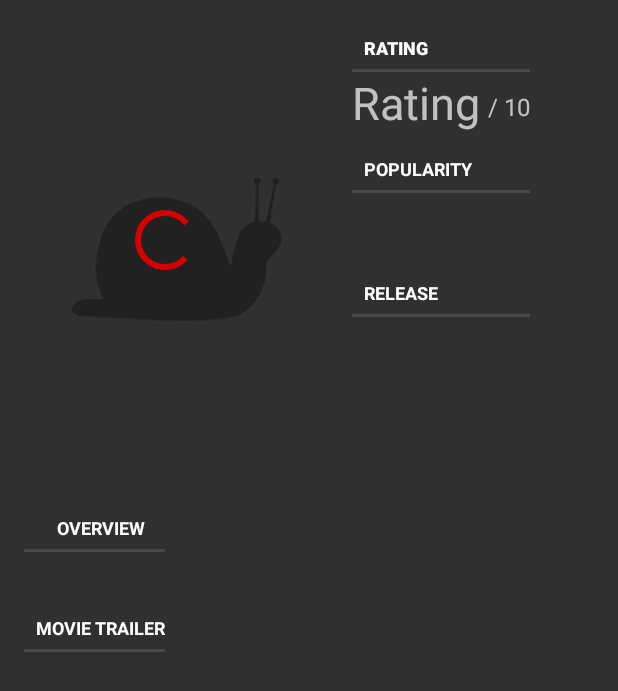
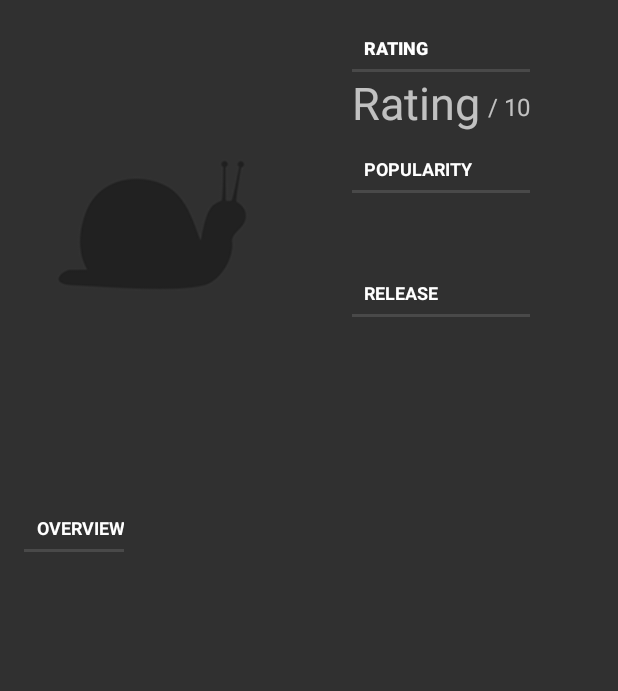
Before and after one commit to swapnilborkar/PopularMoviesApp, an Android app: the layout fragment_movie.xml on its own in the app's theme, with its tools: preview values and no code run, on a phone screen of 412 x 824 dp. Shown: the top 691 px of the screen. Run offline under Robolectric (Android 15) with nearby library versions, the phone set to English and light mode, and no system bars.

Commit message:
feat - Phone UI Customizations

```diff
--- a/app/src/main/res/layout/fragment_main.xml
+++ b/app/src/main/res/layout/fragment_main.xml
@@ -26,9 +26,8 @@
         android:layout_height="match_parent"
         android:columnWidth="@dimen/grid_column_width"
         android:gravity="center"
-        android:horizontalSpacing="@dimen/grid_spacing"
+
         android:numColumns="2"
-        android:stretchMode="columnWidth"
-        android:verticalSpacing="@dimen/grid_spacing" />
+        android:stretchMode="columnWidth" />
 
 </LinearLayout>
--- a/app/src/main/res/layout/fragment_movie.xml
+++ b/app/src/main/res/layout/fragment_movie.xml
@@ -5,84 +5,73 @@
     android:layout_width="match_parent"
     android:layout_height="match_parent">
 
+
     <RelativeLayout xmlns:android="http://schemas.android.com/apk/res/android"
         xmlns:app="http://schemas.android.com/apk/res-auto"
         xmlns:tools="http://schemas.android.com/tools"
         android:id="@+id/relativeLayout"
         android:layout_width="match_parent"
         android:layout_height="wrap_content"
-        android:paddingBottom="@dimen/activity_vertical_margin"
-        android:paddingLeft="@dimen/activity_horizontal_margin"
-        android:paddingRight="@dimen/activity_horizontal_margin"
-        android:paddingTop="@dimen/activity_vertical_margin"
         app:layout_behavior="@string/appbar_scrolling_view_behavior"
-        tools:context="com.swapnilborkar.popularmovies.MovieActivity"
-        tools:showIn="@layout/activity_movie_details">
+        tools:context="com.swapnilborkar.popularmovies.MovieActivity">
+
 
         <LinearLayout
-            android:layout_width="wrap_content"
-            android:layout_height="wrap_content">
+            android:id="@+id/linHeader"
+            android:layout_width="match_parent"
+            android:layout_height="match_parent"
+            android:orientation="vertical">
 
-            <android.support.v7.widget.Toolbar
-                android:id="@+id/toolbar1"
+            <ImageView
+                android:id="@+id/img_backdrop"
                 android:layout_width="match_parent"
-                android:layout_height="?attr/actionBarSize"
-                android:layout_margin="0dp"
-                android:background="?attr/colorPrimary"
-                android:padding="0dp"
-                app:popupTheme="@style/AppTheme.PopupOverlay">
+                android:layout_height="match_parent"
+                android:contentDescription="@string/placeholder_poster"
+                android:scaleType="centerCrop" />
 
-                <Spinner
-                    android:id="@+id/spinner"
-                    android:layout_width="wrap_content"
-                    android:layout_height="wrap_content"
-                    android:layout_marginEnd="8dp"
-                    android:gravity="start" />
+        </LinearLayout>
 
-            </android.support.v7.widget.Toolbar>
-        </LinearLayout>
 
 
         <ImageView
             android:id="@+id/img_poster"
             android:layout_width="@dimen/placeholder_width"
             android:layout_height="@dimen/placeholder_height"
+            android:layout_below="@id/linHeader"
             android:adjustViewBounds="true"
             android:contentDescription="@string/placeholder_poster"
+            android:paddingBottom="@dimen/activity_vertical_margin"
+            android:paddingLeft="@dimen/activity_horizontal_margin"
+            android:paddingRight="@dimen/activity_horizontal_margin"
+            android:paddingTop="@dimen/activity_vertical_margin"
             android:scaleType="centerCrop"
             android:src="@drawable/placeholder" />
 
-        <LinearLayout
-            android:layout_width="wrap_content"
-            android:layout_height="wrap_content"
-            android:layout_marginLeft="70dp"
-            android:layout_marginTop="120dp"
-            android:gravity="start|top">
-
-            <ProgressBar
-                android:id="@+id/poster_progress"
-                style="@style/Base.Widget.AppCompat.ProgressBar"
-                android:layout_width="wrap_content"
-                android:layout_height="wrap_content"
-                android:indeterminate="true"
-                android:visibility="visible" />
-
-        </LinearLayout>
 
         <ImageView
             android:id="@+id/img_poster2"
             android:layout_width="wrap_content"
             android:layout_height="wrap_content"
+            android:layout_below="@id/linHeader"
             android:adjustViewBounds="true"
             android:contentDescription="@string/poster"
+            android:paddingBottom="@dimen/activity_vertical_margin"
+            android:paddingLeft="@dimen/activity_horizontal_margin"
+            android:paddingRight="@dimen/activity_horizontal_margin"
+            android:paddingTop="@dimen/activity_vertical_margin"
             android:scaleType="centerCrop" />
 
         <LinearLayout
             android:layout_width="wrap_content"
             android:layout_height="wrap_content"
+            android:layout_below="@id/linHeader"
             android:layout_marginStart="15dp"
             android:layout_toEndOf="@id/img_poster"
-            android:orientation="vertical">
+            android:orientation="vertical"
+            android:paddingBottom="@dimen/activity_vertical_margin"
+            android:paddingLeft="@dimen/activity_horizontal_margin"
+            android:paddingRight="@dimen/activity_horizontal_margin"
+            android:paddingTop="@dimen/activity_vertical_margin">
 
             <TextView
                 android:id="@+id/label_rating"
@@ -165,7 +154,11 @@
             android:layout_height="wrap_content"
             android:layout_below="@id/img_poster"
             android:layout_marginTop="10dp"
-            android:orientation="vertical">
+            android:orientation="vertical"
+            android:paddingBottom="@dimen/activity_vertical_margin"
+            android:paddingLeft="@dimen/activity_horizontal_margin"
+            android:paddingRight="@dimen/activity_horizontal_margin"
+            android:paddingTop="@dimen/activity_vertical_margin">
 
             <TextView
                 android:id="@+id/label_overview"
@@ -187,29 +180,20 @@
                 android:ellipsize="end"
                 android:textSize="@dimen/text_size" />
 
-            <TextView
-                android:id="@+id/label_trailer"
-                style="?android:attr/listSeparatorTextViewStyle"
-                android:layout_width="match_parent"
-                android:layout_height="match_parent"
-                android:layout_marginTop="10dp"
-                android:ellipsize="end"
-                android:text="@string/trailer_label"
-                android:textAlignment="center"
-                android:textColor="#ffffff"
-                android:textSize="@dimen/text_size_12" />
+            <!--<TextView-->
+            <!--android:id="@+id/label_trailer"-->
+            <!--style="?android:attr/listSeparatorTextViewStyle"-->
+            <!--android:layout_width="match_parent"-->
+            <!--android:layout_height="match_parent"-->
+            <!--android:layout_marginTop="10dp"-->
+            <!--android:ellipsize="end"-->
+            <!--android:text="@string/trailer_label"-->
+            <!--android:textAlignment="center"-->
+            <!--android:textColor="#ffffff"-->
+            <!--android:textSize="@dimen/text_size_12" />-->
 
-            <ImageView
-                android:id="@+id/img_backdrop"
-                android:layout_width="match_parent"
-                android:layout_height="wrap_content"
-                android:layout_marginTop="10dp"
-                android:adjustViewBounds="true"
-                android:contentDescription="@string/placeholder_poster"
-                android:scaleType="centerCrop" />
 
         </LinearLayout>
-
 
     </RelativeLayout>
 
```
Also changed, not shown: app/src/main/java/com/swapnilborkar/popularmovies/MainFragment.java (+8 -3 lines), app/src/main/java/com/swapnilborkar/popularmovies/MovieActivity.java (+0 -82 lines), app/src/main/java/com/swapnilborkar/popularmovies/MovieData.java (added, +87 -0 lines), app/src/main/java/com/swapnilborkar/popularmovies/MovieDetailFragment.java (+74 -59 lines), 1 other file.
